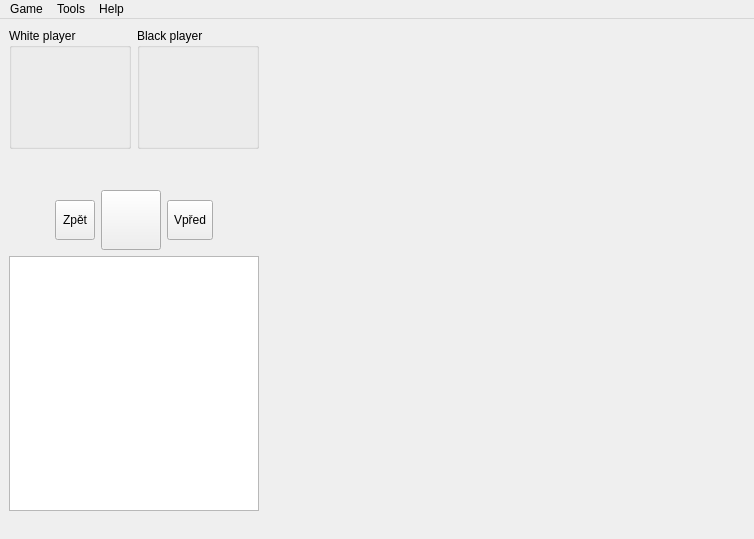
First picture: the form in ui/gmainwindow.ui, repository martinrotter/qgothic, before the edit.
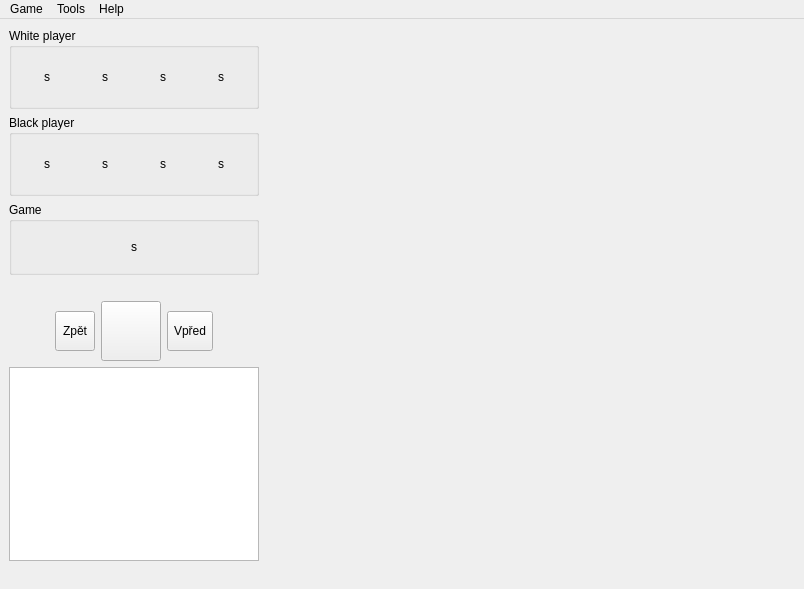
Second picture: the form after the edit. Icons and pictures are not drawn. Custom widgets are drawn as their Qt base class.

Commit message: New changes, saving of unfinished games.

Diff of the .ui file:
```diff
--- a/ui/gmainwindow.ui
+++ b/ui/gmainwindow.ui
@@ -6,8 +6,8 @@
    <rect>
     <x>0</x>
     <y>0</y>
-    <width>754</width>
-    <height>539</height>
+    <width>804</width>
+    <height>589</height>
    </rect>
   </property>
   <property name="sizePolicy">
@@ -41,11 +41,23 @@
    <layout class="QHBoxLayout" name="horizontalLayout_2">
     <item>
      <widget class="QWidget" name="widget" native="true">
+      <property name="sizePolicy">
+       <sizepolicy hsizetype="Preferred" vsizetype="Expanding">
+        <horstretch>0</horstretch>
+        <verstretch>0</verstretch>
+       </sizepolicy>
+      </property>
+      <property name="maximumSize">
+       <size>
+        <width>271</width>
+        <height>16777215</height>
+       </size>
+      </property>
       <layout class="QGridLayout" name="gridLayout">
        <property name="margin">
         <number>0</number>
        </property>
-       <item row="0" column="0">
+       <item row="0" column="0" colspan="2">
         <widget class="QGroupBox" name="m_groupWhite">
          <property name="minimumSize">
           <size>
@@ -56,11 +68,11 @@
          <property name="title">
           <string>White player</string>
          </property>
-         <layout class="QVBoxLayout" name="verticalLayout_2">
-          <item>
+         <layout class="QGridLayout" name="gridLayout_2">
+          <item row="0" column="0">
            <widget class="QLabel" name="m_labelWhiteType">
             <property name="text">
-             <string notr="true"/>
+             <string notr="true">s</string>
             </property>
             <property name="textFormat">
              <enum>Qt::RichText</enum>
@@ -73,10 +85,10 @@
             </property>
            </widget>
           </item>
-          <item>
-           <widget class="QLabel" name="m_labelWhiteNumber">
+          <item row="0" column="2">
+           <widget class="QLabel" name="m_labelNoJumpMovesWhite">
             <property name="text">
-             <string/>
+             <string>s</string>
             </property>
             <property name="alignment">
              <set>Qt::AlignCenter</set>
@@ -86,7 +98,7 @@
             </property>
            </widget>
           </item>
-          <item>
+          <item row="0" column="3">
            <widget class="QLabel" name="m_labelWhiteTurns">
             <property name="minimumSize">
              <size>
@@ -95,7 +107,7 @@
              </size>
             </property>
             <property name="text">
-             <string notr="true"/>
+             <string notr="true">s</string>
             </property>
             <property name="textFormat">
              <enum>Qt::RichText</enum>
@@ -108,29 +120,11 @@
             </property>
            </widget>
           </item>
-         </layout>
-        </widget>
-       </item>
-       <item row="0" column="1">
-        <widget class="QGroupBox" name="m_groupBlack">
-         <property name="minimumSize">
-          <size>
-           <width>0</width>
-           <height>0</height>
-          </size>
-         </property>
-         <property name="title">
-          <string>Black player</string>
-         </property>
-         <layout class="QVBoxLayout" name="verticalLayout">
-          <item>
-           <widget class="QLabel" name="m_labelBlackType">
+          <item row="0" column="1">
+           <widget class="QLabel" name="m_labelWhiteNumber">
             <property name="text">
-             <string notr="true"/>
+             <string>s</string>
             </property>
-            <property name="textFormat">
-             <enum>Qt::RichText</enum>
-            </property>
             <property name="alignment">
              <set>Qt::AlignCenter</set>
             </property>
@@ -139,58 +133,26 @@
             </property>
            </widget>
           </item>
-          <item>
-           <widget class="QLabel" name="m_labelBlackNumber">
-            <property name="text">
-             <string/>
-            </property>
-            <property name="alignment">
-             <set>Qt::AlignCenter</set>
-            </property>
-            <property name="textInteractionFlags">
-             <set>Qt::NoTextInteraction</set>
-            </property>
-           </widget>
-          </item>
-          <item>
-           <widget class="QLabel" name="m_labelBlackTurns">
-            <property name="minimumSize">
-             <size>
-              <width>0</width>
-              <height>40</height>
-             </size>
-            </property>
-            <property name="text">
-             <string notr="true"/>
-            </property>
-            <property name="textFormat">
-             <enum>Qt::RichText</enum>
-            </property>
-            <property name="alignment">
-             <set>Qt::AlignCenter</set>
-            </property>
-            <property name="textInteractionFlags">
-             <set>Qt::NoTextInteraction</set>
-            </property>
-           </widget>
-          </item>
          </layout>
         </widget>
        </item>
-       <item row="2" column="0" colspan="2">
+       <item row="5" column="0" colspan="2">
         <spacer name="verticalSpacer">
          <property name="orientation">
           <enum>Qt::Vertical</enum>
          </property>
+         <property name="sizeType">
+          <enum>QSizePolicy::Minimum</enum>
+         </property>
          <property name="sizeHint" stdset="0">
           <size>
            <width>250</width>
-           <height>59</height>
+           <height>20</height>
           </size>
          </property>
         </spacer>
        </item>
-       <item row="3" column="0" colspan="2">
+       <item row="6" column="0" colspan="2">
         <layout class="QHBoxLayout" name="horizontalLayout">
          <item>
           <spacer name="horizontalSpacer">
@@ -314,12 +276,12 @@
          </item>
         </layout>
        </item>
-       <item row="4" column="0" colspan="2">
+       <item row="7" column="0" colspan="2">
         <widget class="GTreeView" name="m_historyView">
          <property name="minimumSize">
           <size>
            <width>0</width>
-           <height>255</height>
+           <height>0</height>
           </size>
          </property>
          <property name="styleSheet">
@@ -353,13 +315,110 @@
         </widget>
        </item>
        <item row="1" column="0" colspan="2">
-        <widget class="QLabel" name="m_labelStatus">
-         <property name="text">
-          <string/>
+        <widget class="QGroupBox" name="m_groupBlack">
+         <property name="minimumSize">
+          <size>
+           <width>0</width>
+           <height>0</height>
+          </size>
          </property>
-         <property name="alignment">
-          <set>Qt::AlignCenter</set>
+         <property name="title">
+          <string>Black player</string>
          </property>
+         <layout class="QGridLayout" name="gridLayout_3">
+          <item row="0" column="0">
+           <widget class="QLabel" name="m_labelBlackType">
+            <property name="text">
+             <string notr="true">s</string>
+            </property>
+            <property name="textFormat">
+             <enum>Qt::RichText</enum>
+            </property>
+            <property name="alignment">
+             <set>Qt::AlignCenter</set>
+            </property>
+            <property name="textInteractionFlags">
+             <set>Qt::NoTextInteraction</set>
+            </property>
+           </widget>
+          </item>
+          <item row="0" column="1">
+           <widget class="QLabel" name="m_labelBlackNumber">
+            <property name="text">
+             <string>s</string>
+            </property>
+            <property name="alignment">
+             <set>Qt::AlignCenter</set>
+            </property>
+            <property name="textInteractionFlags">
+             <set>Qt::NoTextInteraction</set>
+            </property>
+           </widget>
+          </item>
+          <item row="0" column="3">
+           <widget class="QLabel" name="m_labelBlackTurns">
+            <property name="minimumSize">
+             <size>
+              <width>0</width>
+              <height>40</height>
+             </size>
+            </property>
+            <property name="text">
+             <string notr="true">s</string>
+            </property>
+            <property name="textFormat">
+             <enum>Qt::RichText</enum>
+            </property>
+            <property name="alignment">
+             <set>Qt::AlignCenter</set>
+            </property>
+            <property name="textInteractionFlags">
+             <set>Qt::NoTextInteraction</set>
+            </property>
+           </widget>
+          </item>
+          <item row="0" column="2">
+           <widget class="QLabel" name="m_labelNoJumpMovesBlack">
+            <property name="text">
+             <string>s</string>
+            </property>
+            <property name="alignment">
+             <set>Qt::AlignCenter</set>
+            </property>
+            <property name="textInteractionFlags">
+             <set>Qt::NoTextInteraction</set>
+            </property>
+           </widget>
+          </item>
+         </layout>
+        </widget>
+       </item>
+       <item row="2" column="0" colspan="2">
+        <widget class="QGroupBox" name="m_groupGame">
+         <property name="title">
+          <string>Game</string>
+         </property>
+         <layout class="QGridLayout" name="gridLayout_4">
+          <item row="0" column="0">
+           <widget class="QLabel" name="m_labelJumps">
+            <property name="minimumSize">
+             <size>
+              <width>0</width>
+              <height>32</height>
+             </size>
+            </property>
+            <property name="text">
+             <string>s</string>
+            </property>
+            <property name="alignment">
+             <set>Qt::AlignCenter</set>
+            </property>
+            <property name="textInteractionFlags">
+             <set>Qt::NoTextInteraction</set>
+            </property>
+           </widget>
+          </item>
+         </layout>
         </widget>
        </item>
       </layout>
@@ -368,21 +427,21 @@
     <item>
      <widget class="GBoard" name="m_gboard" native="true">
       <property name="sizePolicy">
-       <sizepolicy hsizetype="Fixed" vsizetype="Fixed">
+       <sizepolicy hsizetype="Preferred" vsizetype="Preferred">
         <horstretch>0</horstretch>
         <verstretch>0</verstretch>
        </sizepolicy>
       </property>
       <property name="minimumSize">
        <size>
-        <width>480</width>
-        <height>480</height>
+        <width>530</width>
+        <height>530</height>
        </size>
       </property>
       <property name="maximumSize">
        <size>
-        <width>480</width>
-        <height>480</height>
+        <width>530</width>
+        <height>530</height>
        </size>
       </property>
       <property name="styleSheet">
@@ -397,7 +456,7 @@
     <rect>
      <x>0</x>
      <y>0</y>
-     <width>754</width>
+     <width>804</width>
      <height>21</height>
     </rect>
    </property>
```
The commit also changes 18 other files.
